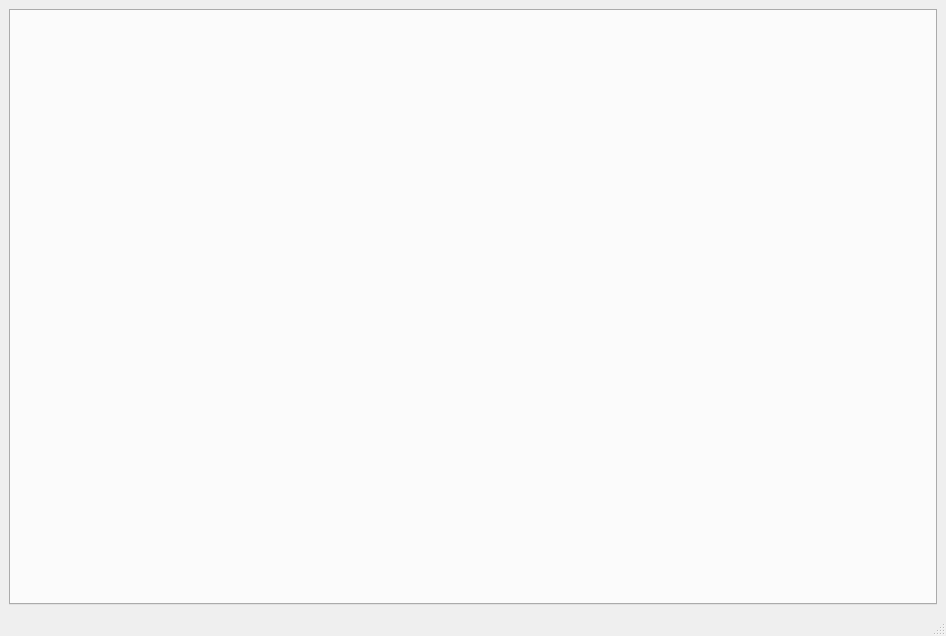
The window that ui_ibh_client_visu_host.ui (shateks/ibh-link-s7-python-app) describes before a commit, drawn with Qt 5.
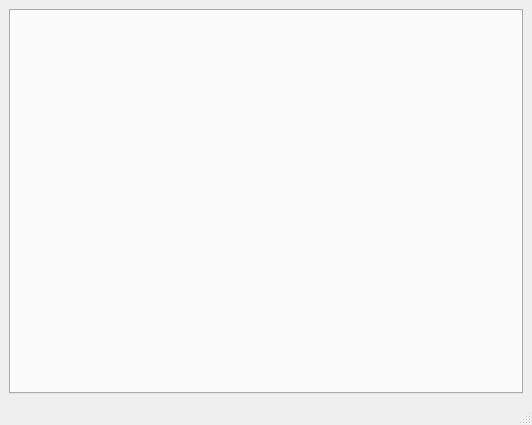
The same window after the commit.

The edit to the form file:
```diff
--- a/ui_ibh_client_visu_host.ui
+++ b/ui_ibh_client_visu_host.ui
@@ -6,8 +6,8 @@
    <rect>
     <x>0</x>
     <y>0</y>
-    <width>946</width>
-    <height>636</height>
+    <width>532</width>
+    <height>425</height>
    </rect>
   </property>
   <property name="windowTitle">
```
Left out of the diff: 4 changed lines with no effect on the pictures.
